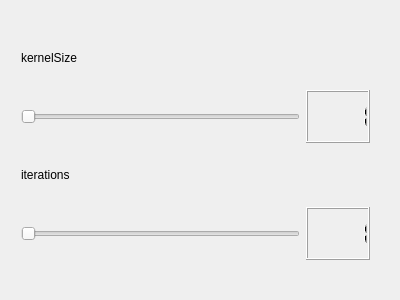
Old version of the form src/ip/dialogs/gradientstepdialog.ui in the repository schwittlick/BachelorThesis.
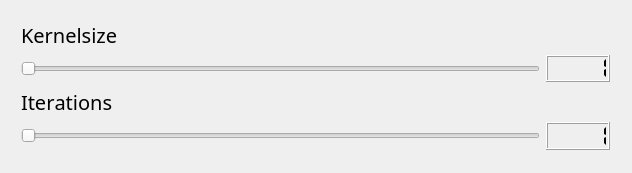
New version of the form.

Commit message: prettifying some of the dialogs

Diff of the .ui file:
```diff
--- a/src/ip/dialogs/gradientstepdialog.ui
+++ b/src/ip/dialogs/gradientstepdialog.ui
@@ -6,8 +6,8 @@
    <rect>
     <x>0</x>
     <y>0</y>
-    <width>400</width>
-    <height>300</height>
+    <width>632</width>
+    <height>173</height>
    </rect>
   </property>
   <property name="windowTitle">
@@ -17,16 +17,23 @@
    <property name="geometry">
     <rect>
      <x>10</x>
-     <y>20</y>
-     <width>371</width>
-     <height>251</height>
+     <y>10</y>
+     <width>611</width>
+     <height>151</height>
     </rect>
    </property>
    <layout class="QVBoxLayout" name="verticalLayout">
     <item>
      <widget class="QLabel" name="label">
+      <property name="font">
+       <font>
+        <family>Replica-Bold</family>
+        <pointsize>15</pointsize>
+        <kerning>false</kerning>
+       </font>
+      </property>
       <property name="text">
-       <string>kernelSize</string>
+       <string>Kernelsize</string>
       </property>
      </widget>
     </item>
@@ -44,6 +51,9 @@
       </item>
       <item>
        <widget class="QLCDNumber" name="kernelSizeNUmber">
+        <property name="segmentStyle">
+         <enum>QLCDNumber::Flat</enum>
+        </property>
         <property name="intValue" stdset="0">
          <number>1</number>
         </property>
@@ -53,8 +63,15 @@
     </item>
     <item>
      <widget class="QLabel" name="label_2">
+      <property name="font">
+       <font>
+        <family>Replica-Bold</family>
+        <pointsize>15</pointsize>
+        <kerning>false</kerning>
+       </font>
+      </property>
       <property name="text">
-       <string>iterations</string>
+       <string>Iterations</string>
       </property>
      </widget>
     </item>
@@ -72,6 +89,9 @@
       </item>
       <item>
        <widget class="QLCDNumber" name="iterationsNumber">
+        <property name="segmentStyle">
+         <enum>QLCDNumber::Flat</enum>
+        </property>
         <property name="intValue" stdset="0">
          <number>1</number>
         </property>
```
Left out of the diff: 35 changed lines with no effect on the pictures. The commit also changes 7 other files.
